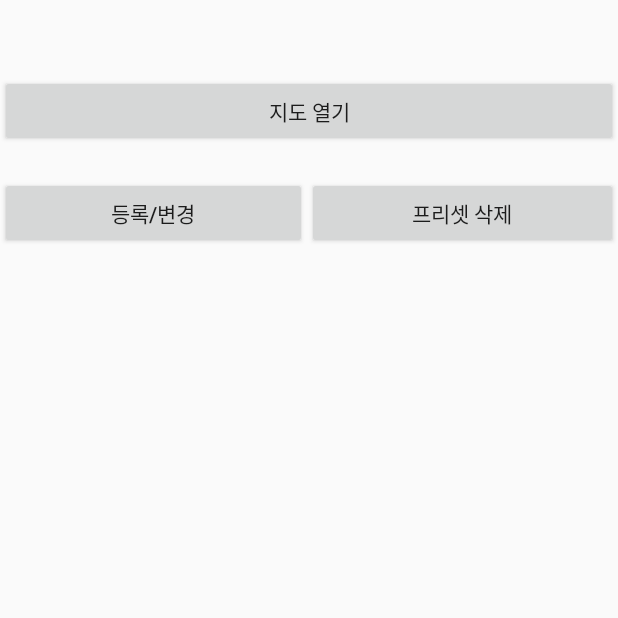
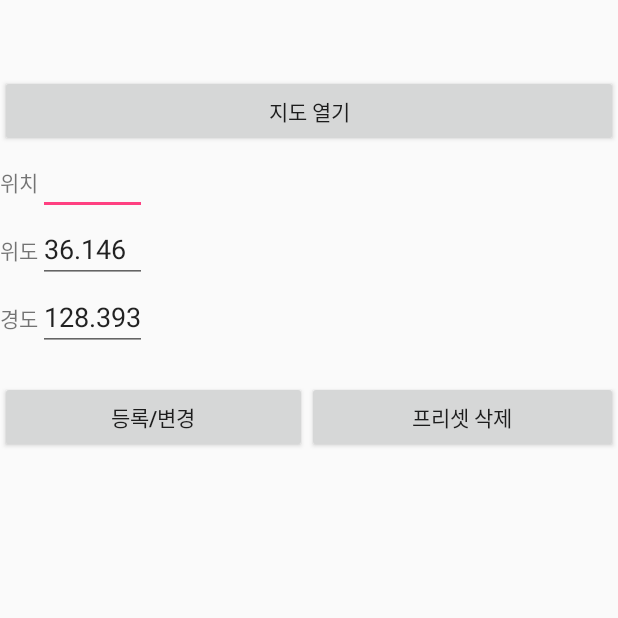
Before and after one commit to kitmobile/store, an Android app: the screen it shows after launch (InputDataActivity), after a tap on "NEW", on a phone screen of 412 x 824 dp, the top half of it. Run offline under Robolectric (Android 15) with nearby library versions, the phone set to English and light mode, and no system bars.

Commit message:
콜백 인터페이스(서비스->액티비티 데이터 전송) 추가

```diff
--- a/app/src/main/java/kit/ce/ash/mobileproject/InputDataActivity.java
+++ b/app/src/main/java/kit/ce/ash/mobileproject/InputDataActivity.java
@@ -1,14 +1,42 @@
 package kit.ce.ash.mobileproject;
 
 import android.app.Activity;
+import android.content.Intent;
 import android.os.Bundle;
+import android.view.View;
+import android.widget.Button;
+import android.widget.EditText;
 
 
 public class InputDataActivity extends Activity{
+
+    EditText location;
+    EditText latitude;
+    EditText longitude;
 
     @Override
     protected void onCreate(Bundle savedInstanceState) {
         super.onCreate(savedInstanceState);
         setContentView(R.layout.activity_data);
+
+        location = (EditText)findViewById(R.id.location);
+        latitude = (EditText)findViewById(R.id.latitude);
+        longitude = (EditText)findViewById(R.id.longitude);
+
+        latitude.setText("36.146");
+        longitude.setText("128.393");
+
+        Button changeData = (Button)findViewById(R.id.changeData);
+        changeData.setOnClickListener(new View.OnClickListener() {
+            @Override
+            public void onClick(View v) {
+                Intent intent = new Intent();
+                intent.putExtra("location", location.getText().toString());
+                intent.putExtra("latitude", latitude.getText().toString());
+                intent.putExtra("longitude", longitude.getText().toString());
+                setResult(RESULT_OK, intent);
+                finish();
+            }
+        });
     }
 }
--- a/app/src/main/java/kit/ce/ash/mobileproject/MainActivity.java
+++ b/app/src/main/java/kit/ce/ash/mobileproject/MainActivity.java
@@ -11,6 +11,7 @@ import android.util.Log;
 import android.view.LayoutInflater;
 import android.view.View;
 import android.view.ViewGroup;
+import android.widget.AdapterView;
 import android.widget.BaseAdapter;
 import android.widget.Button;
 import android.widget.ListView;
@@ -22,13 +23,10 @@ import java.util.ArrayList;
 
 public class MainActivity extends AppCompatActivity {
 
-    LocationService mService; // bind 타입 서비스
+    public LocationService mService; // bind 타입 서비스
     public boolean mBound = false; // 서비스 연결 상태
 
     ListViewAdapter adapter;
-
-    Button testBtn;
-    Button test2Btn;
 
     // startActivityForResult 에서 다른 액티비티로 넘겨주는 requestCode 값
     int newData = 1;
@@ -67,14 +65,29 @@ public class MainActivity extends AppCompatActivity {
         view.setOnTouchListener(touchListener);
         view.setOnScrollListener(touchListener.makeScrollListener());
 
-        testBtn = (Button)findViewById(R.id.testBtn);
+        view.setOnItemClickListener(new AdapterView.OnItemClickListener() {
+            @Override
+            public void onItemClick(AdapterView<?> parent, View view, int position, long id) {
+                inputData data = adapter.mListData.get(position);
+                Toast.makeText(MainActivity.this, "위도 = " + data.getLatitude() + "\n경도 = " + data.getLongitude(), Toast.LENGTH_LONG).show();
+            }
+        });
+
+        /* LocationService 테스트용 버튼 2개
+           처음 버튼은 서비스가 없을 시 bindService 호출하여서 서비스와 바인딩, 서비스와 연결되어 있다면 서비스에서 위경도 값을 받아와서 Toast로 출력
+           두번째 버튼은 unbindService 호출하여서 서비스 바인딩 해제
+         */
+
+        Button testBtn = (Button)findViewById(R.id.testBtn);
         testBtn.setOnClickListener(new View.OnClickListener() {
             @Override
             public void onClick(View v) {
                 if (mBound) {
                     double latitude = mService.getLatitude();
-                    double longtitude = mService.getLongtitude();
-                    Toast.makeText(MainActivity.this, "위도 = " + change(latitude) + "\n경도 = " + change(longtitude), Toast.LENGTH_LONG).show();
+                    double longitude = mService.getLongtitude();
+                    Toast.makeText(MainActivity.this, "위도 = " + change(latitude) + "\n경도 = " + change(longitude), Toast.LENGTH_LONG).show();
+                    Log.d("위도", latitude + "   " + change(latitude));
+                    Log.d("경도", longitude + "   " + change(longitude));
                 }
                 else{
                     bind();
@@ -83,7 +96,7 @@ public class MainActivity extends AppCompatActivity {
             }
         });
 
-        test2Btn = (Button)findViewById(R.id.test2Btn);
+        Button test2Btn = (Button)findViewById(R.id.test2Btn);
         test2Btn.setOnClickListener(new View.OnClickListener() {
             @Override
             public void onClick(View v) {
@@ -123,7 +136,9 @@ public class MainActivity extends AppCompatActivity {
                 break;
             case 1:
                 if (resultCode == RESULT_OK) {
-
+                    Double latitude = round(Double.parseDouble(intent.getStringExtra("latitude")));
+                    Double longitude = round(Double.parseDouble(intent.getStringExtra("longitude")));
+                    adapter.addItem(intent.getStringExtra("location"), latitude, longitude);
                 }
                 adapter.notifyDataSetChanged();
                 break;
@@ -180,13 +195,26 @@ public class MainActivity extends AppCompatActivity {
                 holder = (ViewHolder) convertView.getTag();
             }
 
+            inputData data = mListData.get(position);
+
+            holder.location.setText(data.getLocation());
+
+            Log.d("getLocation",data.getLocation());
+
             adapter.notifyDataSetChanged();
 
             return convertView;
         }
 
         // 새 항목 추가
-        public void addItem(String location) {
+        public void addItem(String location, double latitude, double longitude) {
+            inputData addInfo;
+            addInfo = new inputData(location, latitude, longitude);
+
+            mListData.add(addInfo);
+        }
+
+        public void addLocation(String location) {
             inputData addInfo;
             addInfo = new inputData(location);
 
@@ -217,12 +245,21 @@ public class MainActivity extends AppCompatActivity {
         mService.removeRequest();
     }
 
+    //서비스에서 아래의 콜백 함수를 호출하며, 콜백 함수에서는 액티비티에서 처리할 내용 입력
+    private LocationService.ICallback mCallback = new LocationService.ICallback() {
+        public void recvData(double latitude, double longitude) {
+            Toast.makeText(MainActivity.this, "recvData \n" + latitude + "\n" + longitude, Toast.LENGTH_SHORT).show();
+        }
+    };
+
+
     // ServiceConnection 객체 생성으로 bind타입 서비스와 액티비티간 연결
     private ServiceConnection mConn = new ServiceConnection() {
         @Override
         public void onServiceConnected(ComponentName name, IBinder service) {
             LocationService.LocalBinder binder = (LocationService.LocalBinder) service;
             mService = binder.getService();
+            mService.registerCallback(mCallback); //콜백 등록
             mBound = true;
         }
 
@@ -247,11 +284,11 @@ public class MainActivity extends AppCompatActivity {
 
         lat = String.valueOf(doe) + "도 "; // 36도
 
-        bun = (val-doe) * 60; // 8.733354
+        bun = (val-doe) * 60; // 0.1455559 * 60 = 8.733354
 
         lat = lat + String.valueOf((int)bun) + "분 "; // 36도 8분
 
-        cho = (bun-(int)bun) * 60; // 44.00124
+        cho = (bun-(int)bun) * 60; // 0.733354 * 60 = 44.00124
 
         NumberFormat nf = NumberFormat.getInstance();
         nf.setMinimumFractionDigits(2);//소수점 아래 최소 자리수
@@ -261,4 +298,8 @@ public class MainActivity extends AppCompatActivity {
 
         return lat;
     }
+
+    public double round(double val){
+        return Math.round(val*1000)/1000.0;
+    }
 }
--- a/app/src/main/res/layout/activity_data.xml
+++ b/app/src/main/res/layout/activity_data.xml
@@ -29,13 +29,55 @@
             android:id="@+id/setPreset" />
     </LinearLayout>
 
+    <TableLayout
+        android:layout_width="wrap_content"
+        android:layout_height="wrap_content"
+        android:id="@+id/tablelayout"
+        android:layout_below="@+id/layout_setPreset">
+
+        <TableRow>
+            <TextView
+                android:layout_height="wrap_content"
+                android:layout_width="wrap_content"
+                android:text="위치" />
+            <EditText
+                android:layout_width="wrap_content"
+                android:layout_height="wrap_content"
+                android:id="@+id/location"/>
+        </TableRow>
+
+        <TableRow>
+            <TextView
+                android:layout_height="wrap_content"
+                android:layout_width="wrap_content"
+                android:text="위도" />
+            <EditText
+                android:layout_width="wrap_content"
+                android:layout_height="wrap_content"
+                android:id="@+id/latitude"/>
+        </TableRow>
+
+
+        <TableRow>
+            <TextView
+                android:layout_height="wrap_content"
+                android:layout_width="wrap_content"
+                android:text="경도" />
+            <EditText
+                android:layout_width="wrap_content"
+                android:layout_height="wrap_content"
+                android:id="@+id/longitude"/>
+        </TableRow>
+
+    </TableLayout>
+
     <LinearLayout
         android:layout_width="fill_parent"
         android:layout_height="wrap_content"
         android:gravity="center"
         android:id="@+id/layout"
         android:layout_marginTop="20dp"
-        android:layout_below="@+id/layout_setPreset">
+        android:layout_below="@+id/tablelayout">
 
         <Button
             android:layout_weight="1"
--- a/app/src/main/res/layout/activity_main.xml
+++ b/app/src/main/res/layout/activity_main.xml
@@ -10,8 +10,7 @@
     <ListView
         android:layout_width="wrap_content"
         android:layout_height="wrap_content"
-        android:id="@+id/listView"
-        android:layout_above="@+id/newBtn" />
+        android:id="@+id/listView" />
 
     <Button
         android:layout_width="wrap_content"
```
Also changed, not shown: app/src/main/java/kit/ce/ash/mobileproject/LocationService.java (+22 -7 lines), app/src/main/java/kit/ce/ash/mobileproject/inputData.java (+42 -0 lines).
